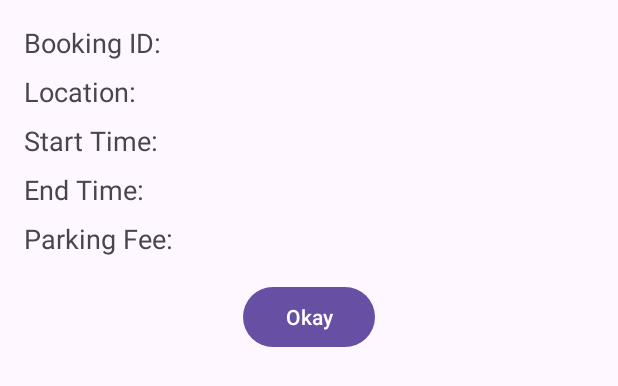
After one commit to Santrokal/Vehicle_Parking_Booking_System, an Android app: the layout activity_success_booking.xml on its own in the app's theme, with its tools: preview values and no code run, on a phone screen of 412 x 824 dp. The commit adds this screen. Shown: the top 386 px of the screen. Run offline under Robolectric (Android 15) with nearby library versions, the phone set to English and light mode, and no system bars.

Commit message:
working project

```diff
--- /dev/null
+++ b/app/src/main/res/layout/activity_success_booking.xml
@@ -0,0 +1,54 @@
+<LinearLayout
+    xmlns:android="http://schemas.android.com/apk/res/android"
+    android:layout_width="match_parent"
+    android:layout_height="match_parent"
+    android:orientation="vertical"
+    android:padding="16dp">
+
+    <TextView
+        android:id="@+id/tvBookingId"
+        android:layout_width="match_parent"
+        android:layout_height="wrap_content"
+        android:text="Booking ID:"
+        android:textSize="18sp"
+        android:paddingBottom="8dp" />
+
+    <TextView
+        android:id="@+id/tvLocation"
+        android:layout_width="match_parent"
+        android:layout_height="wrap_content"
+        android:text="Location:"
+        android:textSize="18sp"
+        android:paddingBottom="8dp" />
+
+    <TextView
+        android:id="@+id/tvStartTime"
+        android:layout_width="match_parent"
+        android:layout_height="wrap_content"
+        android:text="Start Time:"
+        android:textSize="18sp"
+        android:paddingBottom="8dp" />
+
+    <TextView
+        android:id="@+id/tvEndTime"
+        android:layout_width="match_parent"
+        android:layout_height="wrap_content"
+        android:text="End Time:"
+        android:textSize="18sp"
+        android:paddingBottom="8dp" />
+
+    <TextView
+        android:id="@+id/tvParkingFee"
+        android:layout_width="match_parent"
+        android:layout_height="wrap_content"
+        android:text="Parking Fee:"
+        android:textSize="18sp"
+        android:paddingBottom="16dp" />
+
+    <Button
+        android:id="@+id/btnOkay"
+        android:layout_width="wrap_content"
+        android:layout_height="wrap_content"
+        android:text="Okay"
+        android:layout_gravity="center_horizontal" />
+</LinearLayout>
```
Also changed, not shown: app/src/main/AndroidManifest.xml (+18 -17 lines), app/src/main/java/com/example/vehicle_parking_booking_system/Book_Parking.java (+8 -0 lines), app/src/main/java/com/example/vehicle_parking_booking_system/Payment_Success.java (+14 -0 lines), app/src/main/java/com/example/vehicle_parking_booking_system/Success_Booking.java (added, +54 -0 lines), app/src/main/res/layout/activity_payment_success.xml (+7 -0 lines).
